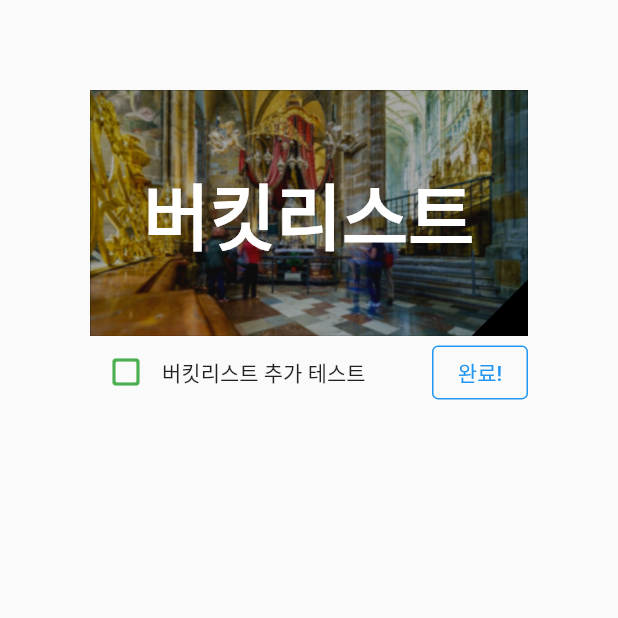
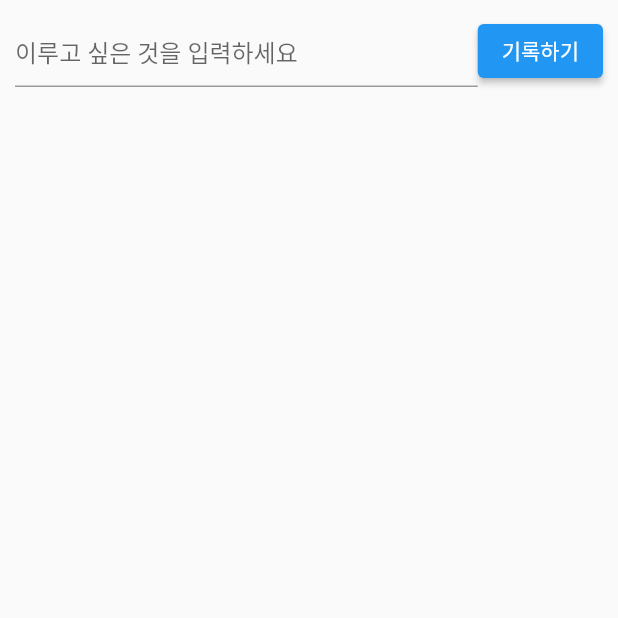
Before and after one commit to seojh5939/nbCamp_preAssignment, a Flutter app: the screen it shows after launch, on a phone screen of 412 x 824 dp, the top half of it. Run offline on Flutter 3.47's test engine with Material 2 defaults, Android fonts, the phone set to English and light mode, and no system bars.

Commit message:
Update main.dart

```diff
--- a/lib/main.dart
+++ b/lib/main.dart
@@ -4,75 +4,62 @@ void main() {
   runApp(MyApp());
 }
 
+class BucketListItem {
+  String title;
+  bool isCompleted;
+
+  BucketListItem({required this.title, this.isCompleted = false});
+}
+
 class MyApp extends StatelessWidget {
-  const MyApp({Key? key}) : super(key: key);
+  final List<BucketListItem> bucketList = [];
+
+  final TextEditingController textEditingController = TextEditingController();
+
+  void addItem(String title) {
+    bucketList.add(BucketListItem(title: title));
+    textEditingController.clear();
+  }
+
+  void updateItem(int index, String newTitle) {
+    bucketList[index].title = newTitle;
+  }
+
+  void removeItem(int index) {
+    bucketList.removeAt(index);
+  }
 
   @override
   Widget build(BuildContext context) {
-    bool isChecked = false;
     return MaterialApp(
       debugShowCheckedModeBanner: false,
       home: Scaffold(
-        body: Padding(
-          padding: const EdgeInsets.all(30.0),
-          child: Container(
-            child: Padding(
-              padding: const EdgeInsets.all(30.0),
-              child: Column(
+        body: Column(
+          children: [
+            Padding(
+              padding: const EdgeInsets.all(10.0),
+              child: Row(
                 children: [
-                  titleImageText("버킷리스트"),
-                  Row(
-                    children: [
-                      IconButton(
-                        onPressed: () {
-                          isChecked = !isChecked;
-                        },
-                        icon: Icon(
-                          isChecked
-                              ? Icons.check_box
-                              : Icons.check_box_outline_blank_rounded,
-                        ),
-                        color: Colors.green,
+                  Expanded(
+                    child: TextField(
+                      controller: textEditingController,
+                      decoration: InputDecoration(
+                        hintText: '이루고 싶은 것을 입력하세요',
                       ),
-                      Text("버킷리스트 추가 테스트"),
-                      Spacer(),
-                      OutlinedButton(
-                        onPressed: () {},
-                        child: Text("완료!"),
-                        style: ButtonStyle(
-                          side: MaterialStateProperty.all<BorderSide>(
-                            BorderSide(color: Colors.blue),
-                          ),
-                        ),
-                      ),
-                    ],
+                    ),
+                  ),
+                  ElevatedButton(
+                    onPressed: () {
+                      addItem(textEditingController.text);
+                    },
+                    child: Text('기록하기'),
                   ),
                 ],
               ),
             ),
-          ),
+          ],
         ),
       ),
     );
   }
 }
-
-Widget titleImageText(String title) {
-  return Stack(
-    alignment: Alignment.center,
-    children: [
-      // Image
-      Image.asset('assets/images/banner_Img.png'),
-      // Title
-      Center(
-          child: Text(
-        title,
-        style: TextStyle(
-          color: Colors.white,
-          fontWeight: FontWeight.bold,
-          fontSize: 48,
-        ),
-      )),
-    ],
-  );
-}
```
